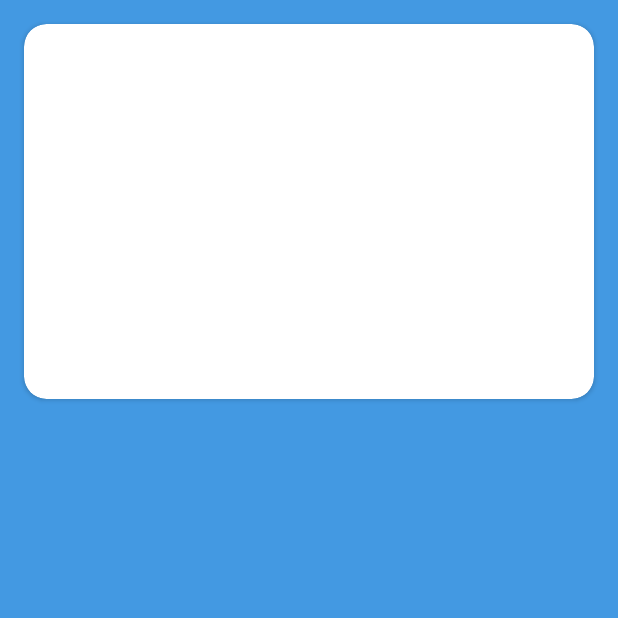
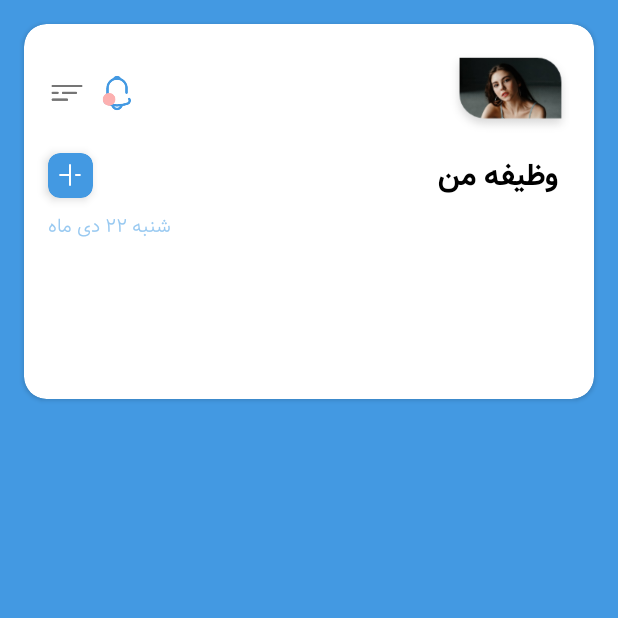
Before and after one commit to behnamUix2024/Karsaz, an Android app: the screen it shows after launch (MainActivity), on a phone screen of 412 x 824 dp, the top half of it. Run offline under Robolectric (Android 15) with nearby library versions, the phone set to English and light mode, and no system bars; libraries missing offline, so code that uses them is left out: ir.erfandm.persiandatepicker; pictures from the network do not load.

Commit message:
1403/10/30

```diff
--- a/app/build.gradle.kts
+++ b/app/build.gradle.kts
@@ -74,6 +74,9 @@ dependencies {
     debugImplementation(libs.androidx.ui.tooling)
     debugImplementation(libs.androidx.ui.test.manifest)
     implementation(libs.circularimageview)
-    implementation("com.github.bumptech.glide:glide:4.16.0")
+    implementation(libs.glide)
+
+
+
 
 }
--- a/app/src/main/AndroidManifest.xml
+++ b/app/src/main/AndroidManifest.xml
@@ -2,14 +2,18 @@
 <manifest xmlns:android="http://schemas.android.com/apk/res/android"
     xmlns:tools="http://schemas.android.com/tools">
     <uses-permission android:name="android.permission.INTERNET"/>
+    <uses-permission android:name="android.permission.ACCESS_NETWORK_STATE"/>
 
     <application
+        android:networkSecurityConfig="@xml/network_security_config"
+        android:requestLegacyExternalStorage="true"
+        android:usesCleartextTraffic="true"
         android:allowBackup="true"
         android:dataExtractionRules="@xml/data_extraction_rules"
         android:fullBackupContent="@xml/backup_rules"
-        android:icon="@mipmap/ic_launcher"
+        android:icon="@drawable/logo"
         android:label="@string/app_name"
-        android:roundIcon="@mipmap/ic_launcher_round"
+        android:roundIcon="@drawable/logo"
         android:supportsRtl="true"
         android:theme="@style/Theme.KarSaz"
         tools:targetApi="31">
--- a/app/src/main/java/com/behnamuix/karsaz/MVP/view/ViewMainActivity.kt
+++ b/app/src/main/java/com/behnamuix/karsaz/MVP/view/ViewMainActivity.kt
@@ -5,23 +5,27 @@ import android.content.Context
 import android.graphics.drawable.Drawable
 import android.view.LayoutInflater
 import android.widget.FrameLayout
+import android.widget.Toast
 import com.behnamuix.karsaz.databinding.ActivityMainBinding
 import com.bumptech.glide.Glide
-import com.bumptech.glide.request.target.Target
+import ir.erfandm.persiandatepicker.datepicker.MaterialDatePicker
 
 
 class ViewMainActivity(
-    context:Context
-) :FrameLayout(context) {
-    val binding=ActivityMainBinding.inflate(LayoutInflater.from(context))
-    fun loadProfile(){
-        val url = "https://behnamuix2024.com/img/profile.png"
+    context: Context
+) : FrameLayout(context) {
+    val binding = ActivityMainBinding.inflate(LayoutInflater.from(context))
+    fun loadProfile() {
+        val URl = "http://behnamuix2024.com/img/profile.png"
+        Glide
+            .with(this)
+            .load(URl)
+            .into(binding.imgProfile)
+        Toast.makeText(context, "Profile Loaded", Toast.LENGTH_SHORT).show()
 
-        Glide
-            .with(context)
-            .load(url)
-            .centerCrop()
-            .into(binding.imgProfile)
+
+    }
+    fun loadDatePicker(){
 
     }
 }
--- a/app/src/main/java/com/behnamuix/karsaz/ui/activity/MainActivity.kt
+++ b/app/src/main/java/com/behnamuix/karsaz/ui/activity/MainActivity.kt
@@ -6,9 +6,11 @@ import com.behnamuix.karsaz.MVP.model.ModelMainActivity
 import com.behnamuix.karsaz.MVP.presenter.PresenterMainActivity
 import com.behnamuix.karsaz.MVP.view.ViewMainActivity
 import com.behnamuix.karsaz.R
+import com.behnamuix.karsaz.databinding.ActivityMainBinding
 
 class MainActivity : AppCompatActivity() {
     private lateinit var presenter: PresenterMainActivity
+
     override fun onCreate(savedInstanceState: Bundle?) {
         super.onCreate(savedInstanceState)
         val view=ViewMainActivity(this)
--- a/app/src/main/res/drawable/bg_profile_card.xml
+++ b/app/src/main/res/drawable/bg_profile_card.xml
@@ -1,4 +1,6 @@
 <?xml version="1.0" encoding="utf-8"?>
 <shape xmlns:android="http://schemas.android.com/apk/res/android">
+    <solid android:color="@color/white"/>
+    <corners android:topRightRadius="15dp" android:bottomLeftRadius="15dp"/>
 
 </shape>
--- a/app/src/main/res/layout/activity_main.xml
+++ b/app/src/main/res/layout/activity_main.xml
@@ -29,7 +29,100 @@
 
             <androidx.constraintlayout.widget.ConstraintLayout
                 android:layout_width="match_parent"
-                android:layout_height="match_parent"/>
+                android:layout_height="match_parent">
+
+                <ImageView
+                    android:id="@+id/imageView2"
+                    android:layout_width="25dp"
+                    android:layout_height="25dp"
+                    android:layout_marginStart="8dp"
+                    app:layout_constraintBottom_toBottomOf="@+id/imageView"
+                    app:layout_constraintStart_toEndOf="@+id/imageView"
+                    app:layout_constraintTop_toTopOf="@+id/imageView"
+                    app:srcCompat="@drawable/notification" />
+
+                <ImageView
+                    android:id="@+id/imageView"
+                    android:layout_width="25dp"
+                    android:layout_height="25dp"
+                    android:layout_marginStart="16dp"
+                    app:layout_constraintBottom_toBottomOf="@+id/img_profile"
+                    app:layout_constraintEnd_toEndOf="parent"
+                    app:layout_constraintHorizontal_bias="0.0"
+                    app:layout_constraintStart_toStartOf="parent"
+                    app:layout_constraintTop_toTopOf="@+id/img_profile"
+                    app:srcCompat="@drawable/menu" />
+
+                <androidx.appcompat.widget.AppCompatImageView
+                    android:id="@+id/img_profile"
+                    android:layout_width="80dp"
+                    android:layout_height="60dp"
+
+                    android:layout_marginTop="16dp"
+                    android:layout_marginEnd="16dp"
+                    android:scaleType="centerCrop"
+                    app:layout_constraintBottom_toBottomOf="parent"
+                    app:layout_constraintEnd_toEndOf="parent"
+                    app:layout_constraintHorizontal_bias="1.0"
+                    app:layout_constraintStart_toStartOf="parent"
+                    app:layout_constraintTop_toTopOf="parent"
+                    app:layout_constraintVertical_bias="0.0"
+                    app:srcCompat="@drawable/profile" />
+
+                <TextView
+                    android:id="@+id/textView"
+                    android:layout_width="wrap_content"
+                    android:layout_height="wrap_content"
+                    android:layout_marginTop="8dp"
+                    android:layout_marginEnd="8dp"
+                    android:fontFamily="@font/vazir_bold"
+                    android:text="وظیفه من"
+                    android:textColor="@color/black"
+                    android:textSize="@dimen/h5"
+                    app:layout_constraintBottom_toBottomOf="parent"
+                    app:layout_constraintEnd_toEndOf="@+id/img_profile"
+                    app:layout_constraintHorizontal_bias="1.0"
+                    app:layout_constraintStart_toStartOf="parent"
+                    app:layout_constraintTop_toBottomOf="@+id/img_profile"
+                    app:layout_constraintVertical_bias="0.0" />
+
+                <androidx.cardview.widget.CardView
+                    android:id="@+id/cardView3"
+                    android:layout_width="30dp"
+                    android:layout_height="30dp"
+                    app:cardBackgroundColor="@color/color_b"
+                    app:cardCornerRadius="8dp"
+                    app:cardElevation="4dp"
+                    app:layout_constraintBottom_toBottomOf="@+id/textView"
+                    app:layout_constraintEnd_toStartOf="@+id/textView"
+                    app:layout_constraintHorizontal_bias="0.0"
+                    app:layout_constraintStart_toStartOf="@+id/imageView"
+                    app:layout_constraintTop_toTopOf="@+id/textView">
+
+                    <ImageView
+                        android:id="@+id/imageView3"
+                        android:layout_width="25dp"
+                        android:layout_height="25dp"
+                        android:layout_gravity="center"
+                        app:srcCompat="@drawable/add" />
+                </androidx.cardview.widget.CardView>
+
+                <TextView
+                    android:id="@+id/textView2"
+                    android:layout_width="wrap_content"
+                    android:layout_height="wrap_content"
+                    android:layout_marginTop="8dp"
+                    android:fontFamily="@font/vazir_light"
+                    android:text="شنبه 22 دی ماه"
+                    android:textColor="@color/color_a"
+                    android:textSize="@dimen/small"
+                    app:layout_constraintBottom_toBottomOf="parent"
+                    app:layout_constraintEnd_toStartOf="@+id/textView"
+                    app:layout_constraintHorizontal_bias="0.0"
+                    app:layout_constraintStart_toStartOf="@+id/cardView3"
+                    app:layout_constraintTop_toBottomOf="@+id/cardView3"
+                    app:layout_constraintVertical_bias="0.0" />
+            </androidx.constraintlayout.widget.ConstraintLayout>
 
         </androidx.cardview.widget.CardView>
 
--- /dev/null
+++ b/app/src/main/res/xml/network_security_config.xml
@@ -0,0 +1,6 @@
+<?xml version="1.0" encoding="utf-8"?>
+<network-security-config>
+    <domain-config cleartextTrafficPermitted="true">
+        <domain includeSubdomains="true">behnamuix2024.com</domain>
+    </domain-config>
+</network-security-config>
--- a/gradle.properties
+++ b/gradle.properties
@@ -1,23 +1,17 @@
-# Project-wide Gradle settings.
-# IDE (e.g. Android Studio) users:
-# Gradle settings configured through the IDE *will override*
-# any settings specified in this file.
-# For more details on how to configure your build environment visit
+## For more details on how to configure your build environment visit
 # http://www.gradle.org/docs/current/userguide/build_environment.html
+#
 # Specifies the JVM arguments used for the daemon process.
 # The setting is particularly useful for tweaking memory settings.
-org.gradle.jvmargs=-Xmx2048m -Dfile.encoding=UTF-8
+# Default value: -Xmx1024m -XX:MaxPermSize=256m
+# org.gradle.jvmargs=-Xmx2048m -XX:MaxPermSize=512m -XX:+HeapDumpOnOutOfMemoryError -Dfile.encoding=UTF-8
+#
 # When configured, Gradle will run in incubating parallel mode.
 # This option should only be used with decoupled projects. For more details, visit
 # https://developer.android.com/r/tools/gradle-multi-project-decoupled-projects
 # org.gradle.parallel=true
-# AndroidX package structure to make it clearer which packages are bundled with the
-# Android operating system, and which are packaged with your app's APK
-# https://developer.android.com/topic/libraries/support-library/androidx-rn
+#Sat Jan 18 00:32:44 PST 2025
+android.nonTransitiveRClass=true
 android.useAndroidX=true
-# Kotlin code style for this project: "official" or "obsolete":
 kotlin.code.style=official
-# Enables namespacing of each library's R class so that its R class includes only the
-# resources declared in the library itself and none from the library's dependencies,
-# thereby reducing the size of the R class for that library
-android.nonTransitiveRClass=true
+org.gradle.jvmargs=-Xmx1536M -Dkotlin.daemon.jvm.options\="-Xmx1536M" -Dfile.encoding\=UTF-8
--- a/gradle/libs.versions.toml
+++ b/gradle/libs.versions.toml
@@ -2,6 +2,7 @@
 agp = "8.5.2"
 circularimageview = "1.0.2"
 glide = " 4.16.0'"
+glideVersion = "4.16.0"
 kotlin = "1.9.0"
 coreKtx = "1.15.0"
 junit = "4.13.2"
@@ -14,11 +15,15 @@ appcompat = "1.7.0"
 material = "1.12.0"
 activity = "1.9.3"
 constraintlayout = "2.2.0"
+persiandatepicker = "1.1.4"
+persianMaterialDatepicker = "1.0.1"
+picasso = "2.8"
 
 [libraries]
 androidx-core-ktx = { group = "androidx.core", name = "core-ktx", version.ref = "coreKtx" }
 circularimageview = { module = "com.github.AtifSayings:CircularImageView", version.ref = "circularimageview" }
 
+glide = { module = "com.github.bumptech.glide:glide", version.ref = "glideVersion" }
 junit = { group = "junit", name = "junit", version.ref = "junit" }
 androidx-junit = { group = "androidx.test.ext", name = "junit", version.ref = "junitVersion" }
 androidx-espresso-core = { group = "androidx.test.espresso", name = "espresso-core", version.ref = "espressoCore" }
@@ -36,6 +41,9 @@ androidx-appcompat = { group = "androidx.appcompat", name = "appcompat", version
 material = { group = "com.google.android.material", name = "material", version.ref = "material" }
 androidx-activity = { group = "androidx.activity", name = "activity", version.ref = "activity" }
 androidx-constraintlayout = { group = "androidx.constraintlayout", name = "constraintlayout", version.ref = "constraintlayout" }
+persian-material-datepicker = { module = "com.github.M-Erfan-Dm:persian-material-datepicker", version.ref = "persianMaterialDatepicker" }
+persiandatepicker = { module = "com.github.javaherisaber:PersianDatePicker", version.ref = "persiandatepicker" }
+picasso = { module = "com.squareup.picasso:picasso", version.ref = "picasso" }
 
 [plugins]
 android-application = { id = "com.android.application", version.ref = "agp" }
```
Also changed, not shown: app/src/main/res/drawable/menu.png, app/src/main/res/drawable/profile.png (added).
